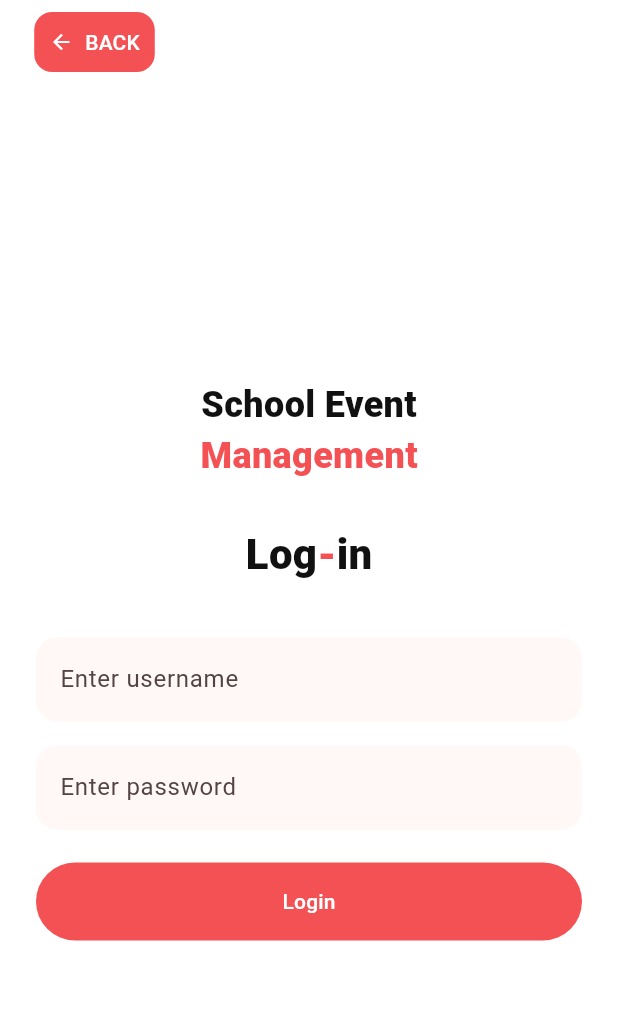
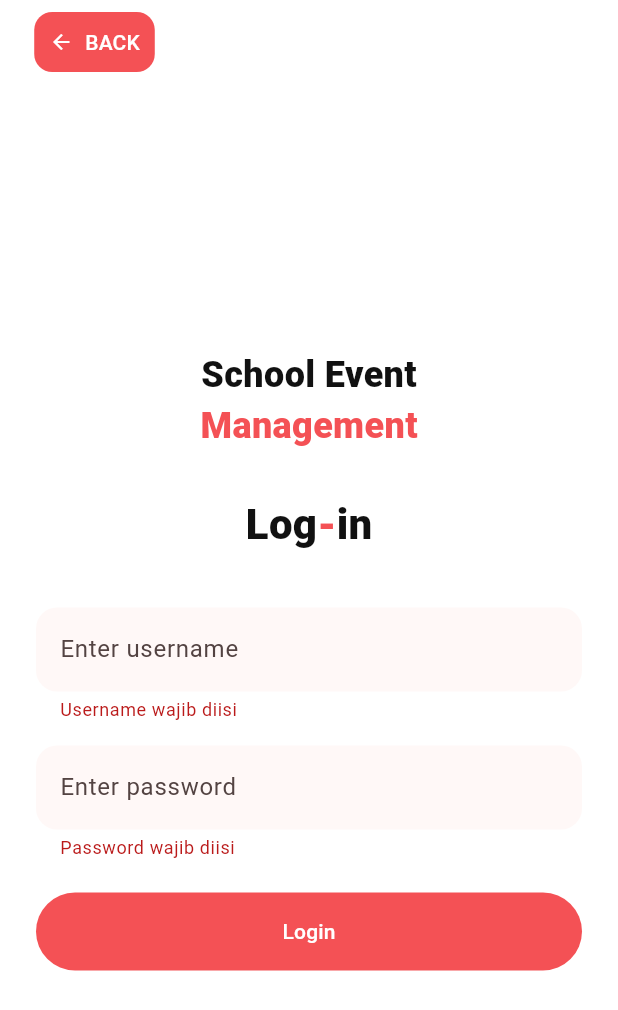
Before and after one commit to Rafi-Fzn-16/school_events_management, a Flutter app: the LoginPage screen opened directly, after a tap on "Login", on a phone screen of 412 x 824 dp. Shown: the top 1010 px of the screen. Run offline on Flutter 3.47's test engine with Material 3 defaults, Android fonts, the phone set to English and light mode, and no system bars.

Commit message:
Oct 7, 2026, 12:04 PM

```diff
--- a/lib/LoginPage.dart
+++ b/lib/LoginPage.dart
@@ -11,6 +11,7 @@ class _LoginPageState extends State<LoginPage> {
   static const red = Color(0xFFF45155);
   static const black = Color(0xFF111111);
 
+  final formKey = GlobalKey<FormState>();
   final username = TextEditingController();
   final password = TextEditingController();
 
@@ -31,12 +32,13 @@ class _LoginPageState extends State<LoginPage> {
     ),
     focusedBorder: OutlineInputBorder(
       borderRadius: BorderRadius.circular(14),
-      borderSide: const BorderSide(color: red),
+      borderSide: BorderSide.none,
     ),
   );
 
   // Cetak nilai input untuk sementara, tanpa proses login.
   void printLoginInput() {
+    if (!formKey.currentState!.validate()) return;
     debugPrint('Username: ${username.text}\nPassword: ${password.text}');
   }
 
@@ -74,6 +76,8 @@ class _LoginPageState extends State<LoginPage> {
           padding: const EdgeInsets.all(24),
           child: ConstrainedBox(
             constraints: const BoxConstraints(maxWidth: 420),
+            child: Form(
+              key: formKey,
               child: Column(
                 children: [
                   const Text(
@@ -102,7 +106,8 @@ class _LoginPageState extends State<LoginPage> {
                       ),
                       children: [
                         TextSpan(text: 'Log'),
-                      TextSpan(text: '-',
+                        TextSpan(
+                          text: '-',
                           style: TextStyle(color: red),
                         ),
                         TextSpan(text: 'in'),
@@ -110,15 +115,21 @@ class _LoginPageState extends State<LoginPage> {
                     ),
                   ),
                   const SizedBox(height: 36),
-                TextField(
+                  TextFormField(
                     controller: username,
                     decoration: fieldStyle('Enter username'),
+                    validator: (value) => value?.trim().isNotEmpty == true
+                        ? null
+                        : 'Username wajib diisi',
                   ),
                   const SizedBox(height: 16),
-                TextField(
+                  TextFormField(
                     controller: password,
                     obscureText: true,
                     decoration: fieldStyle('Enter password'),
+                    validator: (value) => value?.isNotEmpty == true
+                        ? null
+                        : 'Password wajib diisi',
                   ),
                   const SizedBox(height: 22),
                   SizedBox(
@@ -139,6 +150,7 @@ class _LoginPageState extends State<LoginPage> {
             ),
           ),
         ),
+      ),
     );
   }
 }
```
Lines whose indentation alone changed are shown as unchanged.
